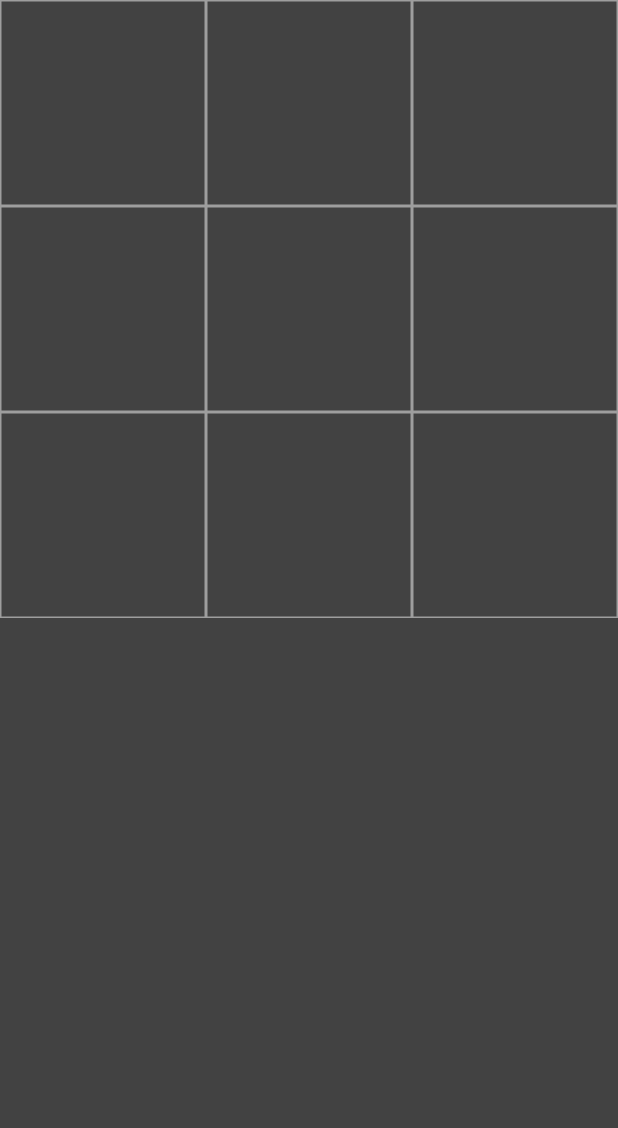
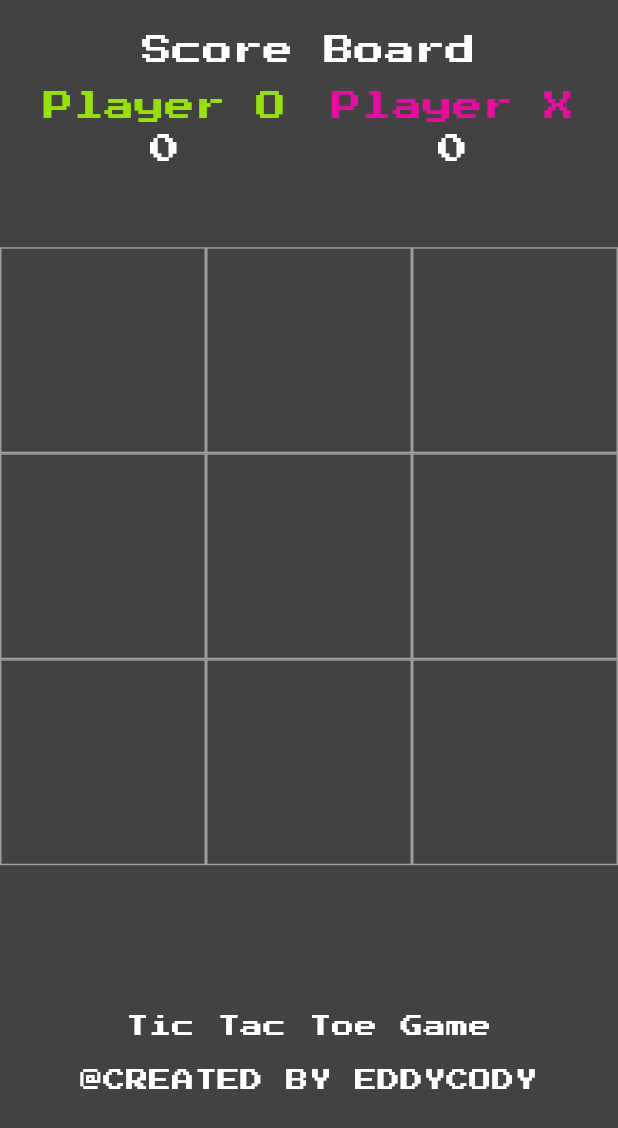
Before and after one commit to Elabs-llc/PRODIGY_AD_04, a Flutter app: the screen it shows after launch, on a phone screen of 412 x 824 dp. Shown: the top 1128 px of the screen. Run offline on Flutter 3.47's test engine with Material 3 defaults, Android fonts, the phone set to English and light mode, and no system bars; our stand-ins replace google_fonts.

Commit message:
bug fixes

```diff
--- a/lib/pages/game.dart
+++ b/lib/pages/game.dart
@@ -1,4 +1,5 @@
 import 'package:flutter/material.dart';
+import 'package:google_fonts/google_fonts.dart';
 
 class Game extends StatefulWidget {
   const Game({super.key});
@@ -10,13 +11,33 @@ class Game extends StatefulWidget {
 class _GameState extends State<Game> {
   bool firstTurn = true;
   List<String> displayCord = ['', '', '', '', '', '', '', '', ''];
+  int _oScore = 0;
+  int _xScore = 0;
+  int _filledBoxes = 0;
+  static var yellowFont = GoogleFonts.pressStart2p(
+    textStyle:
+        TextStyle(color: Color.fromARGB(255, 149, 226, 5), fontSize: 20.0),
+  );
+  static var wineFont = GoogleFonts.pressStart2p(
+    textStyle:
+        TextStyle(color: Color.fromARGB(255, 235, 11, 160), fontSize: 20.0),
+  );
+
+  static var whiteFont = GoogleFonts.pressStart2p(
+    textStyle: TextStyle(color: Colors.white, fontSize: 20.0),
+  );
+  static var whiteFont2 = GoogleFonts.pressStart2p(
+    textStyle: TextStyle(color: Colors.white, fontSize: 15.0),
+  );
 
   void _tapped(int index) {
     setState(() {
       if (firstTurn && displayCord[index] == '') {
         displayCord[index] = 'o';
+        _filledBoxes += 1;
       } else if (!firstTurn && displayCord[index] == '') {
         displayCord[index] = 'X';
+        _filledBoxes += 1;
       }
       firstTurn = !firstTurn;
       _checkWinner();
@@ -74,16 +95,64 @@ class _GameState extends State<Game> {
         displayCord[2] == displayCord[6] &&
         displayCord[2] != '') {
       _showDialog(displayCord[2]);
+    } else if (_filledBoxes == 9) {
+      _drawDialog();
     }
+  }
+
+  void _drawDialog() {
+    showDialog(
+        barrierDismissible: false,
+        context: context,
+        builder: (BuildContext context) {
+          return AlertDialog(
+            title: Text('It\'s a DRAW'),
+            actions: [
+              TextButton(
+                onPressed: () {
+                  Navigator.pop(context);
+                  _clearBoard();
+                },
+                child: Text('Restart'),
+              ),
+            ],
+          );
+        });
   }
 
   void _showDialog(String winner) {
     showDialog(
+        barrierDismissible: false,
         context: context,
         builder: (BuildContext context) {
           return AlertDialog(
             title: Text('$winner IS THE WINNER'),
+            actions: [
+              TextButton(
+                onPressed: () {
+                  Navigator.pop(context);
+                  _clearBoard();
+                },
+                child: Text('Restart'),
+              ),
+            ],
           );
+        });
+    if (winner == 'o') {
+      _oScore += 1;
+    } else if (winner == 'X') {
+      _xScore += 1;
+    }
+  }
+
+  void _clearBoard() {
+    setState(() {
+      //displayCord = ['', '', '', '', '', '', '', '', ''];
+      for (int i = 0; i < 9; i++) {
+        displayCord[i] = '';
+      }
+      firstTurn = false;
+      _filledBoxes = 0;
     });
   }
 
@@ -92,10 +161,54 @@ class _GameState extends State<Game> {
     return Scaffold(
       backgroundColor: Colors.grey[800],
       body: SafeArea(
+          child: Column(
+        mainAxisAlignment: MainAxisAlignment.center,
+        children: [
+          Expanded(
+              child: Column(
+            children: [
+              SizedBox(
+                width: 0,
+                height: 20.0,
+              ),
+              Center(
+                  child: Text(
+                'Score Board',
+                style: whiteFont,
+              )),
+              Center(
+                child: Padding(
+                  padding: const EdgeInsets.all(8.0),
+                  child: Row(
+                    mainAxisAlignment: MainAxisAlignment.center,
+                    children: [
+                      Column(
+                        children: [
+                          Text("Player O", style: yellowFont),
+                          Text(_oScore.toString(), style: whiteFont),
+                        ],
+                      ),
+                      SizedBox(
+                        width: 30.0,
+                      ),
+                      Column(
+                        children: [
+                          Text("Player X", style: wineFont),
+                          Text(_xScore.toString(), style: whiteFont),
+                        ],
+                      )
+                    ],
+                  ),
+                ),
+              ),
+            ],
+          )),
+          Expanded(
+            flex: 3,
             child: GridView.builder(
                 itemCount: 9,
-              gridDelegate:
-                  SliverGridDelegateWithFixedCrossAxisCount(crossAxisCount: 3),
+                gridDelegate: SliverGridDelegateWithFixedCrossAxisCount(
+                    crossAxisCount: 3),
                 itemBuilder: (BuildContext context, int index) {
                   return GestureDetector(
                     onTap: () => _tapped(index),
@@ -105,12 +218,35 @@ class _GameState extends State<Game> {
                       child: Center(
                         child: Text(
                           displayCord[index],
-                        style: TextStyle(color: Colors.white, fontSize: 40),
+                          style: whiteFont,
                         ),
                       ),
                     ),
                   );
-              })),
+                }),
+          ),
+          Expanded(
+              child: Container(
+            child: Column(
+              children: [
+                SizedBox(
+                  width: 0,
+                  height: 15.0,
+                ),
+                Text("Tic Tac Toe Game", style: whiteFont2),
+                SizedBox(
+                  width: 0,
+                  height: 15.0,
+                ),
+                Text(
+                  "@CREATED BY EDDYCODY",
+                  style: whiteFont2,
+                ),
+              ],
+            ),
+          )),
+        ],
+      )),
     );
   }
 }
```
Also changed, not shown: pubspec.yaml (+5 -2 lines), lib/images/tic-tac-toe-67.png (added), lib/images/tic-tac-toe.png (added), pubspec.lock, 1 other file. Lines whose indentation alone changed are shown as unchanged.
